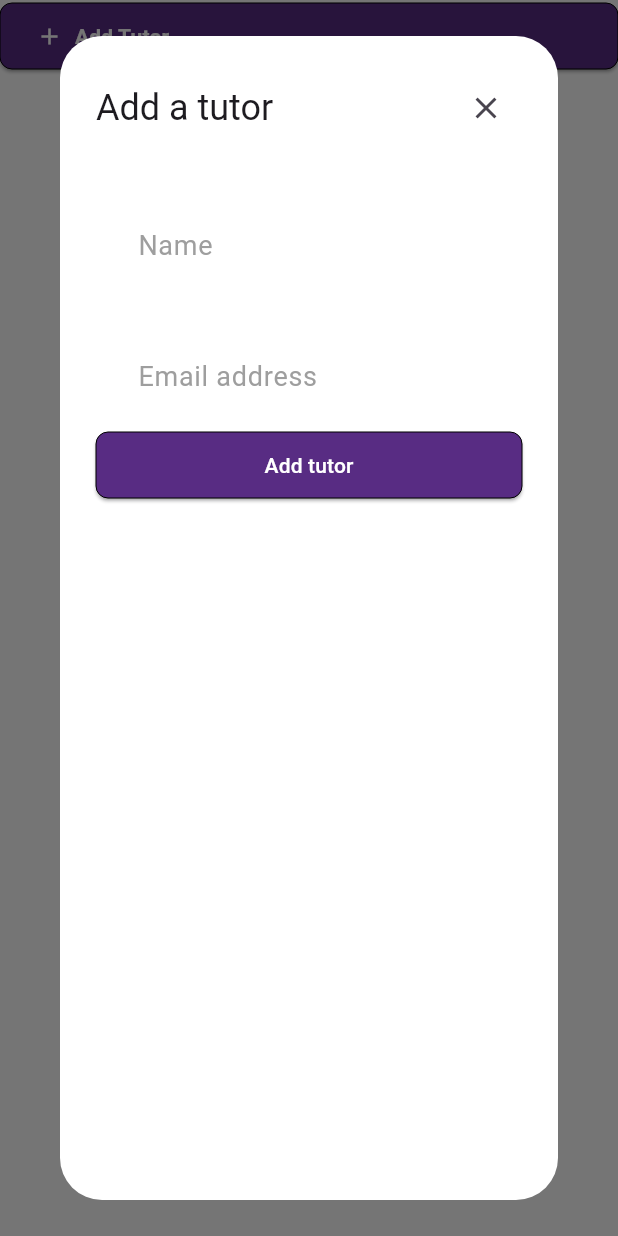
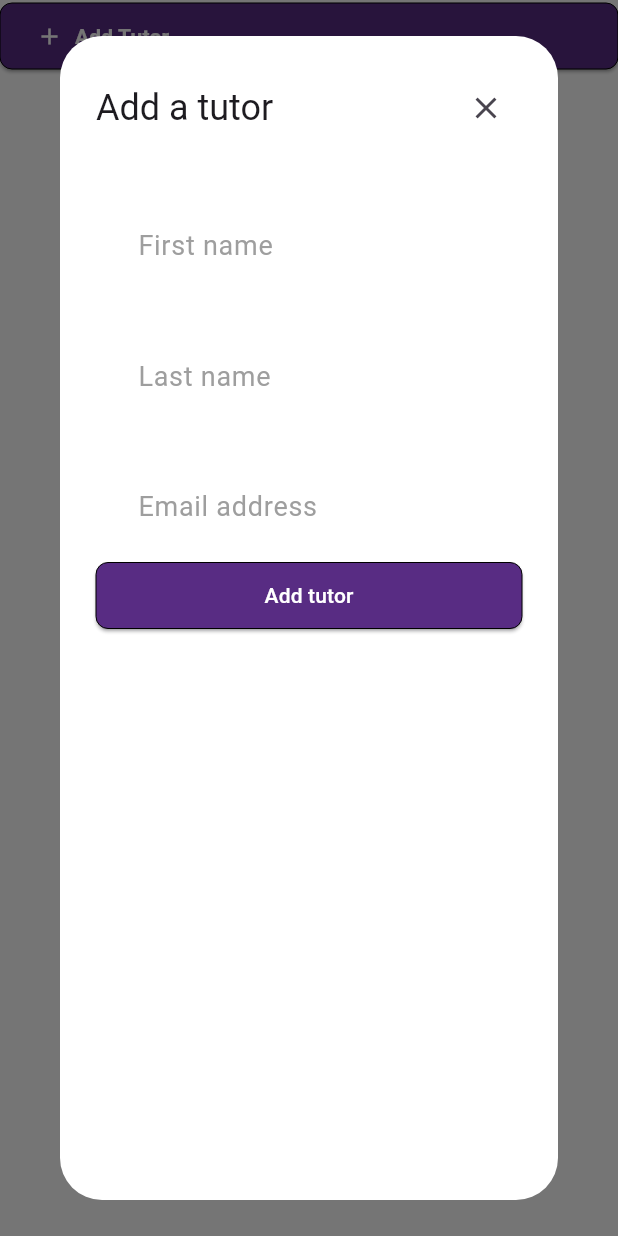
Before and after one commit to SKPnation/pvamu_checkin_tutor_portal, a Flutter app: the AddTutorButton widget shown alone on an empty page, opened directly with empty values, after a tap on "Add Tutor", on a phone screen of 412 x 824 dp. Run offline on Flutter 3.47's test engine with Material 3 defaults, Android fonts, the phone set to English and light mode, and no system bars; our stand-ins replace cloud_firestore, firebase_auth, firebase_core, get, get_storage, google_fonts; accounts and stored records are empty; network calls fail.

Commit message:
finished up adding tutor by first name and last name

```diff
--- a/lib/features/dashboard/presentation/widgets/add_tutor_button.dart
+++ b/lib/features/dashboard/presentation/widgets/add_tutor_button.dart
@@ -32,8 +32,12 @@ class AddTutorButton extends StatelessWidget {
                 content: Column(
                   children: [
                     CustomFormField(
-                      hint: "Name",
-                      textEditingController: tutorsController.nameTEC,
+                      hint: "First name",
+                      textEditingController: tutorsController.fNameTEC,
+                    ),
+                    CustomFormField(
+                      hint: "Last name",
+                      textEditingController: tutorsController.lNameTEC,
                     ),
                     CustomFormField(
                       hint: "Email address",
--- a/lib/features/student_logs/presentation/widgets/student_logs_table.dart
+++ b/lib/features/student_logs/presentation/widgets/student_logs_table.dart
@@ -136,7 +136,7 @@ class _StudentLogsTableState extends State<StudentLogsTable> {
                               //tutor name
                               Center(
                                 child: CustomText(
-                                  text: item.tutor?.name ?? "--",
+                                  text: "${item.tutor?.fName} ${item.tutor?.lName}" ,
                                   size: 12,
                                 ),
                               ),
--- a/lib/features/tutors/data/models/tutor_model.dart
+++ b/lib/features/tutors/data/models/tutor_model.dart
@@ -2,7 +2,8 @@ import 'package:cloud_firestore/cloud_firestore.dart';
 
 class Tutor {
   final String? id;
-  final String? name;
+  final String? fName;
+  final String? lName;
   final String? email;
   final Map<String, dynamic>? workSchedule;
   final DateTime? createdAt;
@@ -12,7 +13,8 @@ class Tutor {
 
   Tutor({
     this.id,
-    required this.name,
+    required this.fName,
+    required this.lName,
     required this.email,
     this.workSchedule,
     required this.createdAt,
@@ -24,7 +26,8 @@ class Tutor {
   factory Tutor.fromMap(Map<String, dynamic> map) {
     return Tutor(
       id: map['id'],
-      name: map['name'],
+      fName: map['f_name'],
+      lName: map['l_name'],
       email: map['email'],
       workSchedule: map['work_schedule'],
       createdAt: (map['created_at'] as Timestamp?)?.toDate(),
@@ -37,7 +40,8 @@ class Tutor {
   Map<String, dynamic> toMap() {
     return {
       'id': id,
-      'name': name,
+      'f_name': fName,
+      'l_name': lName,
       'email': email,
       'created_at': Timestamp.fromDate(createdAt!),
       'blocked_at': null,
--- a/lib/features/tutors/presentation/controllers/tutors_controller.dart
+++ b/lib/features/tutors/presentation/controllers/tutors_controller.dart
@@ -7,7 +7,8 @@ import 'package:pvamu_checkin_tutor_portal/features/tutors/data/repos/tutors_rep
 class TutorsController extends GetxController {
   static TutorsController get instance => Get.find();
 
-  final nameTEC = TextEditingController();
+  final fNameTEC = TextEditingController();
+  final lNameTEC = TextEditingController();
   final emailAddressTEC = TextEditingController();
 
   Rx<Tutor>? selectedTutor;
@@ -27,7 +28,8 @@ class TutorsController extends GetxController {
     await tutorsRepo.addTutor(
       Tutor(
         id: tutorsRepo.tutorsCollection.doc().id,
-        name: nameTEC.text,
+        fName: fNameTEC.text,
+        lName: lNameTEC.text,
         email: emailAddressTEC.text,
         createdAt: DateTime.now(),
       ),
--- a/lib/features/tutors/presentation/widgets/assigned_tutor_item.dart
+++ b/lib/features/tutors/presentation/widgets/assigned_tutor_item.dart
@@ -41,7 +41,7 @@ class AssignedTutorItem extends StatelessWidget {
               children: [
                 Center(
                   child: CustomText(
-                    text: item.tutor == null ? "--" : item.tutor?.name,
+                    text: item.tutor == null ? "--" : "${item.tutor?.fName} ${item.tutor?.lName}",
                     size: 12,
                   ),
                 ),
```
Also changed, not shown: lib/core/global/assign_tutor_field.dart (+4 -4 lines), lib/features/tutors/presentation/widgets/edit_dialog.dart (+9 -7 lines), lib/features/tutors/presentation/widgets/tutor_item.dart (+10 -8 lines), lib/features/tutors/presentation/widgets/tutors_table.dart (+10 -9 lines).
